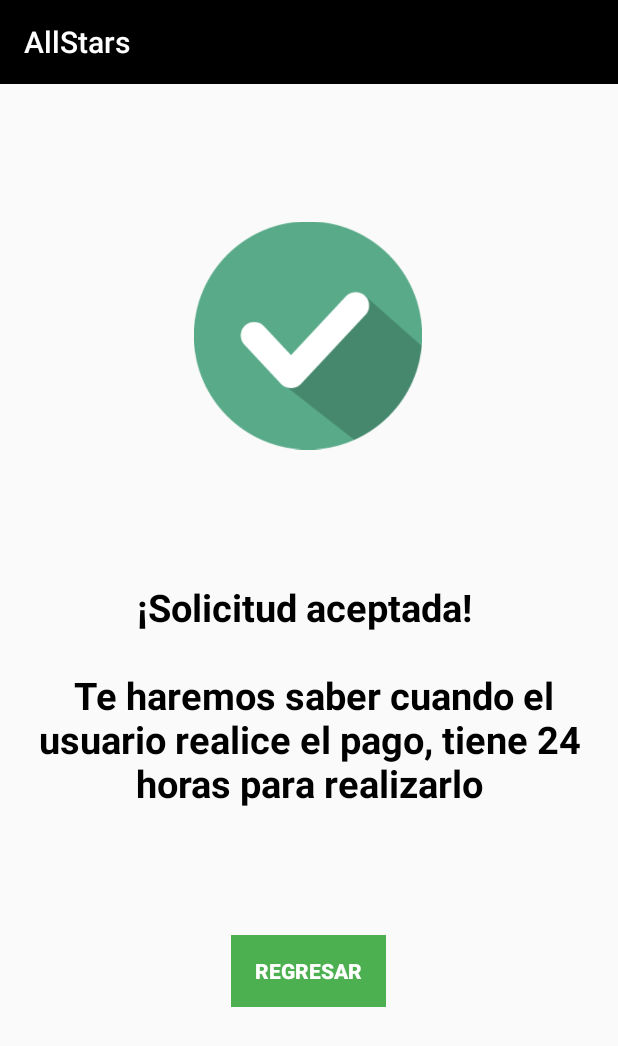
After one commit to snow915/ALLSTARS, an Android app: the SolicitudAceptada screen opened directly, with no data from a screen before it, on a phone screen of 412 x 824 dp. The commit adds this screen. Shown: the top 1046 px of the screen. Run offline under Robolectric (Android 15) with nearby library versions, the phone set to English and light mode, and no system bars.

Commit message:
add: hiring acepted for famous,

```diff
--- a/app/src/main/AndroidManifest.xml
+++ b/app/src/main/AndroidManifest.xml
@@ -19,7 +19,8 @@
         android:roundIcon="@drawable/all_logo"
         android:supportsRtl="true"
         android:theme="@style/AppTheme">
-        <activity android:name=".SollicitudEnviada"></activity>
+        <activity android:name=".SolicitudAceptada"></activity>
+        <activity android:name=".SollicitudEnviada" />
         <!--
              The API key for Google Maps-based APIs is defined as a string resource.
              (See the file "res/values/google_maps_api.xml").
--- a/app/src/main/java/com/store/Contratacion.java
+++ b/app/src/main/java/com/store/Contratacion.java
@@ -102,7 +102,7 @@ public class Contratacion extends AppCompatActivity implements
 
     @Override
     public void onTimeSet(TimePicker view, int hourOfDay, int minute) {
-        String hour = hourOfDay+":"+minute;
+        String hour = String.format("%02d:%02d", hourOfDay, minute);
         if (statusHoraInicio) {
             horaInicio.setText(hour);
         } else if (statusHoraFin) {
--- a/app/src/main/java/com/store/Credenciales/Login.java
+++ b/app/src/main/java/com/store/Credenciales/Login.java
@@ -97,7 +97,8 @@ public class Login extends AppCompatActivity {
                     String retrieved_password = dataSnapshot.child("pass").getValue().toString();
                     if (password.equals(retrieved_password)){
                         String user_name = dataSnapshot.child("nombre").getValue().toString();
-                        save_preferences(user_name, userd);
+                        String last_name = dataSnapshot.child("apellido").getValue().toString();
+                        save_preferences(user_name, userd, last_name);
                         Intent intent = new Intent(Login.this, MainActivity.class);
                         Bundle bundle =  new Bundle();
                         bundle.putString("user_id", userd);
@@ -159,7 +160,7 @@ public class Login extends AppCompatActivity {
         return true;
     }
 
-    private void save_preferences(String username, String user_id){
+    private void save_preferences(String username, String user_id, String lastname){
         SharedPreferences preferences = getSharedPreferences("credentials", Context.MODE_PRIVATE);
         SharedPreferences.Editor editor=preferences.edit();
         editor.putString("user",user.getText().toString());
@@ -167,6 +168,7 @@ public class Login extends AppCompatActivity {
         editor.putString("pass",password.getText().toString());
         editor.putString("username", username);
         editor.putString("user_type", "user");
+        editor.putString("lastname", lastname);
         editor.commit();
     }
     private void save_artist_preferences(String username, String user_id) {
--- /dev/null
+++ b/app/src/main/java/com/store/SolicitudAceptada.java
@@ -0,0 +1,30 @@
+package com.store;
+
+import androidx.appcompat.app.AppCompatActivity;
+
+import android.content.Intent;
+import android.os.Bundle;
+import android.view.View;
+import android.widget.Button;
+
+public class SolicitudAceptada extends AppCompatActivity {
+
+    Button regresar;
+
+    @Override
+    protected void onCreate(Bundle savedInstanceState) {
+        super.onCreate(savedInstanceState);
+        setContentView(R.layout.activity_solicitud_aceptada);
+
+        regresar = findViewById(R.id.idRegresar);
+        regresar.setOnClickListener(new View.OnClickListener() {
+            @Override
+            public void onClick(View v) {
+                Intent intent = new Intent(SolicitudAceptada.this, MainActivity.class);
+                startActivity(intent);
+                finishAffinity();
+                finish();
+            }
+        });
+    }
+}
--- /dev/null
+++ b/app/src/main/res/layout/activity_solicitud_aceptada.xml
@@ -0,0 +1,49 @@
+<?xml version="1.0" encoding="utf-8"?>
+<androidx.constraintlayout.widget.ConstraintLayout xmlns:android="http://schemas.android.com/apk/res/android"
+    xmlns:app="http://schemas.android.com/apk/res-auto"
+    xmlns:tools="http://schemas.android.com/tools"
+    android:layout_width="match_parent"
+    android:layout_height="match_parent"
+    tools:context=".SolicitudAceptada">
+
+    <ImageView
+        android:id="@+id/imageView4"
+        android:layout_width="152dp"
+        android:layout_height="167dp"
+        android:layout_marginTop="84dp"
+        app:layout_constraintEnd_toEndOf="parent"
+        app:layout_constraintHorizontal_bias="0.498"
+        app:layout_constraintStart_toStartOf="parent"
+        app:layout_constraintTop_toTopOf="parent"
+        app:srcCompat="@drawable/success" />
+
+    <TextView
+        android:id="@+id/textView20"
+        android:layout_width="wrap_content"
+        android:layout_height="wrap_content"
+        android:layout_marginTop="80dp"
+        android:text="@string/solicitud_aceptada"
+        android:textColor="@color/colorPrimary"
+        android:gravity="center"
+        android:textStyle="bold"
+        android:textSize="25dp"
+        app:layout_constraintEnd_toEndOf="parent"
+        app:layout_constraintStart_toStartOf="parent"
+        app:layout_constraintTop_toBottomOf="@+id/imageView4" />
+
+    <Button
+        android:id="@+id/idRegresar"
+        android:layout_width="103dp"
+        android:layout_height="48dp"
+        android:background="@color/colorSuccess"
+        android:text="@string/regresar"
+        android:textColor="@color/colorWhite"
+        android:textStyle="bold"
+        app:layout_constraintBottom_toBottomOf="parent"
+        app:layout_constraintEnd_toEndOf="parent"
+        app:layout_constraintHorizontal_bias="0.498"
+        app:layout_constraintStart_toStartOf="parent"
+        app:layout_constraintTop_toBottomOf="@+id/textView20"
+        app:layout_constraintVertical_bias="0.356" />
+
+</androidx.constraintlayout.widget.ConstraintLayout>
--- a/app/src/main/res/values/colors.xml
+++ b/app/src/main/res/values/colors.xml
@@ -13,4 +13,5 @@
     <color name="colorSuccess">#4CAF50</color>
     <color name="colorBlue">#2196F3</color>
     <color name="colorStars">#FFC107</color>
+    <color name="colorCancel">#FF0707</color>
 </resources>
--- a/app/src/main/res/values/strings.xml
+++ b/app/src/main/res/values/strings.xml
@@ -144,6 +144,12 @@
         ¡Tu solicitud ha sido enviada, en breve tendras respuesta!
     </string>
     <string name="regresar">Regresar</string>
+    <string name="rechazar">Rechazar</string>
+    <string name="aceptar">Aceptar</string>
+    <string name="solicitud_aceptada">
+        ¡Solicitud aceptada! \n \n
+        Te haremos saber cuando el usuario realice el pago, tiene 24 horas para realizarlo
+    </string>
     <!-- TODO: Remove or change this placeholder text -->
 
 </resources>
```
Also changed, not shown: app/src/main/java/com/store/EnviarSolicitud.java (+7 -5 lines), app/src/main/java/com/store/FragmentSolicitud.java (+7 -1 lines), app/src/main/java/com/store/InfoSolicitud.java (+52 -0 lines), app/src/main/java/com/store/Solicitud.java (+17 -0 lines), app/src/main/java/com/store/Vo/DatosSolicitudVo.java (+22 -1 lines), app/src/main/res/layout/activity_info_solicitud.xml (+39 -10 lines).
